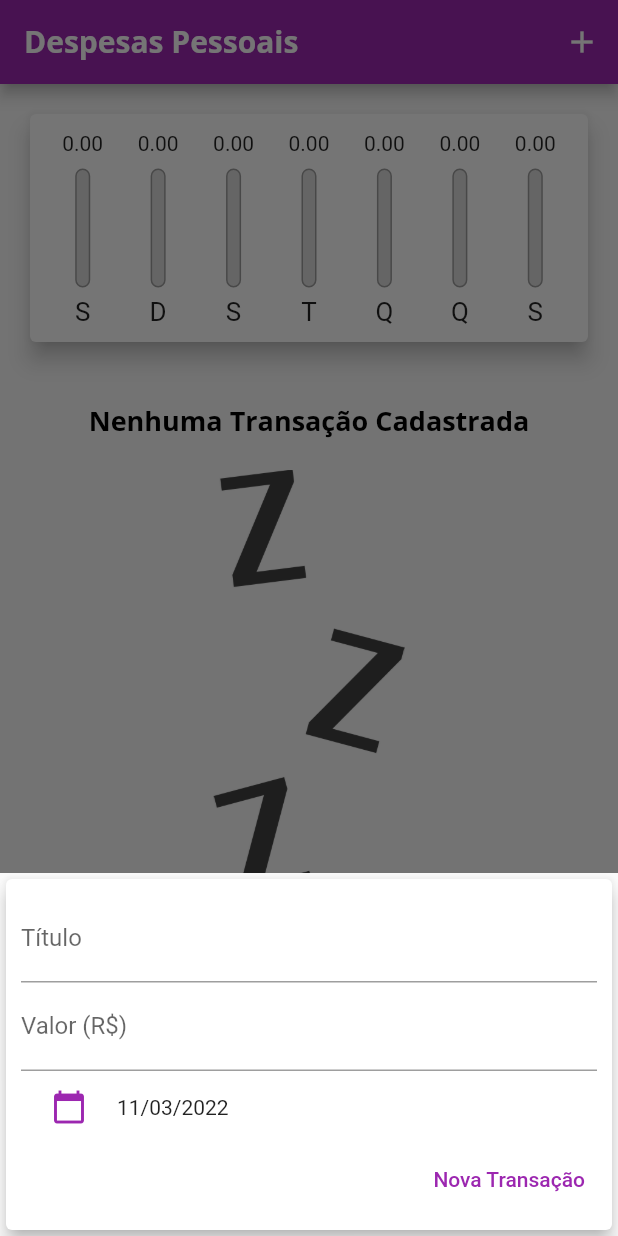
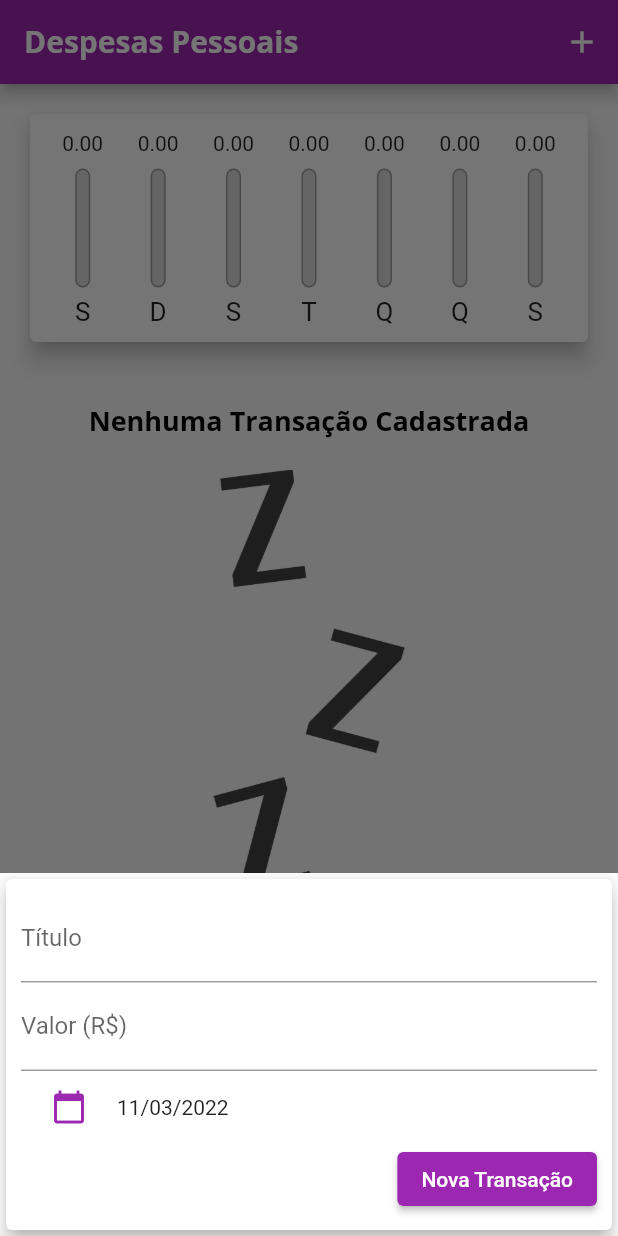
Before and after one commit to ravelsoares/expenses, a Flutter app: the screen it shows after launch, after a tap on the "add" icon, on a phone screen of 412 x 824 dp. Run offline on Flutter 3.47's test engine with Material 2 defaults, Android fonts, the phone set to English and light mode, and no system bars; our stand-ins replace shared_preferences.

Commit message:
Botões e TextField adaptativos

```diff
--- /dev/null
+++ b/lib/components/adaptative_button.dart
@@ -0,0 +1,29 @@
+import 'dart:io';
+import 'package:flutter/cupertino.dart';
+import 'package:flutter/material.dart';
+
+class AdaptativeButton extends StatelessWidget {
+  final String label;
+  final Function() onPressed;
+  const AdaptativeButton(
+      {required this.label, required this.onPressed, Key? key})
+      : super(key: key);
+
+  @override
+  Widget build(BuildContext context) {
+    return Platform.isIOS
+        ? CupertinoButton(
+            child: Text(label),
+            onPressed: onPressed,
+            color: Theme.of(context).primaryColor,
+          )
+        : ElevatedButton(
+            onPressed: onPressed,
+            child: Text(label),
+            style: ButtonStyle(
+              backgroundColor: MaterialStateProperty.all<Color>(
+                  Theme.of(context).primaryColor),
+            ),
+          );
+  }
+}
--- /dev/null
+++ b/lib/components/adaptative_text_field.dart
@@ -0,0 +1,42 @@
+import 'dart:io';
+import 'package:flutter/cupertino.dart';
+import 'package:flutter/material.dart';
+
+class AdaptativeTextField extends StatelessWidget {
+  final String label;
+  final Function(String) onSubmitted;
+  final TextEditingController textController;
+  final TextInputType typeInputBoard;
+
+  const AdaptativeTextField(
+      {required this.label,
+      required this.onSubmitted,
+      required this.textController,
+      this.typeInputBoard = TextInputType.text,
+      Key? key})
+      : super(key: key);
+
+  @override
+  Widget build(BuildContext context) {
+    return Platform.isIOS
+        ? Padding(
+            padding: const EdgeInsets.only(bottom: 10),
+            child: CupertinoTextField(
+              onSubmitted: (_) => onSubmitted,
+              controller: textController,
+              keyboardType: typeInputBoard,
+              placeholder: label,
+              padding: const EdgeInsets.symmetric(
+                vertical: 12,
+                horizontal: 6,
+              ),
+            ),
+          )
+        : TextField(
+            decoration: InputDecoration(labelText: label),
+            onSubmitted: onSubmitted,
+            controller: textController,
+            keyboardType: typeInputBoard,
+          );
+  }
+}
--- a/lib/components/transaction_form.dart
+++ b/lib/components/transaction_form.dart
@@ -1,3 +1,5 @@
+import 'package:expenses/components/adaptative_button.dart';
+import 'package:expenses/components/adaptative_text_field.dart';
 import 'package:flutter/material.dart';
 import 'package:intl/intl.dart';
 
@@ -53,17 +55,16 @@ class _TransactionFormState extends State<TransactionForm> {
           ),
           child: Column(
             children: [
-              TextField(
-                controller: _titleController,
-                decoration: const InputDecoration(labelText: 'Título'),
+              AdaptativeTextField(
+                label: 'Título',
                 onSubmitted: (_) => _submitForm(),
+                textController: _titleController,
               ),
-              TextField(
-                controller: _valueController,
-                decoration: const InputDecoration(labelText: 'Valor (R\$)'),
-                keyboardType:
-                    const TextInputType.numberWithOptions(decimal: true),
+              AdaptativeTextField(
+                label: 'Valor (R\$)',
                 onSubmitted: (_) => _submitForm(),
+                textController: _valueController,
+                typeInputBoard: const TextInputType.numberWithOptions(),
               ),
               Row(
                 children: [
@@ -77,13 +78,8 @@ class _TransactionFormState extends State<TransactionForm> {
               Row(
                 mainAxisAlignment: MainAxisAlignment.end,
                 children: [
-                  TextButton(
-                    onPressed: _submitForm,
-                    child: const Text(
-                      'Nova Transação',
-                      style: TextStyle(color: Colors.purple),
-                    ),
-                  ),
+                  AdaptativeButton(
+                      label: "Nova Transação", onPressed: _submitForm),
                 ],
               ),
             ],
--- a/lib/main.dart
+++ b/lib/main.dart
@@ -21,6 +21,7 @@ class ExpensesApp extends StatelessWidget {
     return MaterialApp(
       localizationsDelegates: const [
         GlobalMaterialLocalizations.delegate,
+        GlobalCupertinoLocalizations.delegate,
         GlobalWidgetsLocalizations.delegate
       ],
       supportedLocales: const [Locale('pt', 'BR')],
--- a/lib/screens/home_screen.dart
+++ b/lib/screens/home_screen.dart
@@ -113,23 +113,31 @@ class _HomeScreenState extends State<HomeScreen> {
     bool isLandscape =
         MediaQuery.of(context).orientation == Orientation.landscape;
 
-    final bodyPage = SingleChildScrollView(
+    final bodyPage = SafeArea(
+      child: SingleChildScrollView(
         child: Column(
           crossAxisAlignment: CrossAxisAlignment.stretch,
           children: [
             if (_showChart || !isLandscape)
               SizedBox(
-              height:
-                  isLandscape ? availableheight * 0.7 : availableheight * 0.25,
+                height: isLandscape
+                    ? availableheight * 0.7
+                    : availableheight * 0.25,
                 child: Chart(_recentTransaction),
               ),
             if (!_showChart || !isLandscape)
               SizedBox(
-                height: isLandscape ? availableheight : availableheight * 0.75,
+                  height:
+                      isLandscape ? availableheight : availableheight * 0.75,
                   child: TransactionList(_transactions, _deleteTransaction)),
           ],
         ),
+      ),
     );
+
+    final iconList = Platform.isIOS ? CupertinoIcons.list_bullet : Icons.list;
+    final iconChart =
+        Platform.isIOS ? CupertinoIcons.chart_bar_alt_fill : Icons.bar_chart;
 
     final actions = [
       if (MediaQuery.of(context).orientation == Orientation.landscape)
@@ -139,7 +147,7 @@ class _HomeScreenState extends State<HomeScreen> {
               _showChart = !_showChart;
             });
           },
-          _showChart ? Icons.bar_chart : Icons.list,
+          _showChart ? iconChart : iconList,
         ),
       _getIconButton(
         () => _openTransactionFormModal(context),
```
Also changed, not shown: 1 other file. Lines whose indentation alone changed are shown as unchanged.
